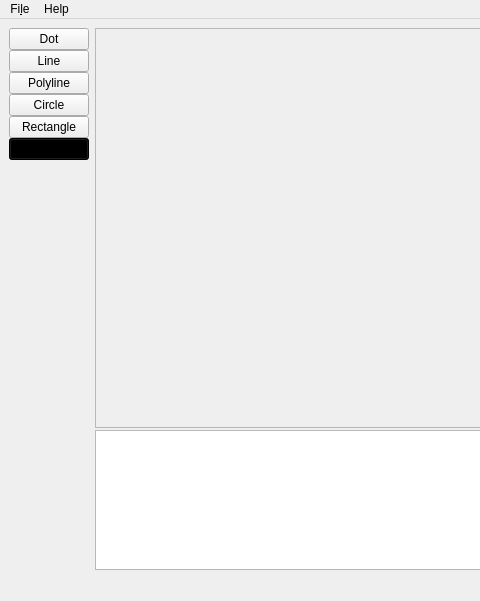
drahoja9/BI-OOP-CAD, file app/ui/main_window.ui: the form before one commit; both pictures show x 0 to 480 and y 0 to 601 of the 1134 by 601 pixel window.
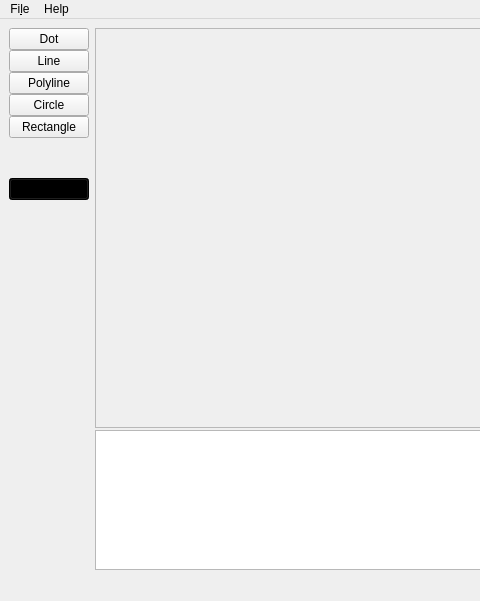
The form after the commit.

Commit message: Put color picker slightly from shape buttons

What changed in the file:
```diff
--- a/app/ui/main_window.ui
+++ b/app/ui/main_window.ui
@@ -58,6 +58,22 @@
         </property>
        </widget>
       </item>
+      <item>
+       <spacer name="verticalSpacer_2">
+        <property name="orientation">
+         <enum>Qt::Vertical</enum>
+        </property>
+        <property name="sizeType">
+         <enum>QSizePolicy::Fixed</enum>
+        </property>
+        <property name="sizeHint" stdset="0">
+         <size>
+          <width>20</width>
+          <height>40</height>
+         </size>
+        </property>
+       </spacer>
+      </item>
       <item>
        <widget class="QPushButton" name="colorButton">
         <property name="styleSheet">
```
Left out of the diff: 6 changed lines with no effect on the pictures. The commit also changes 1 other file.
